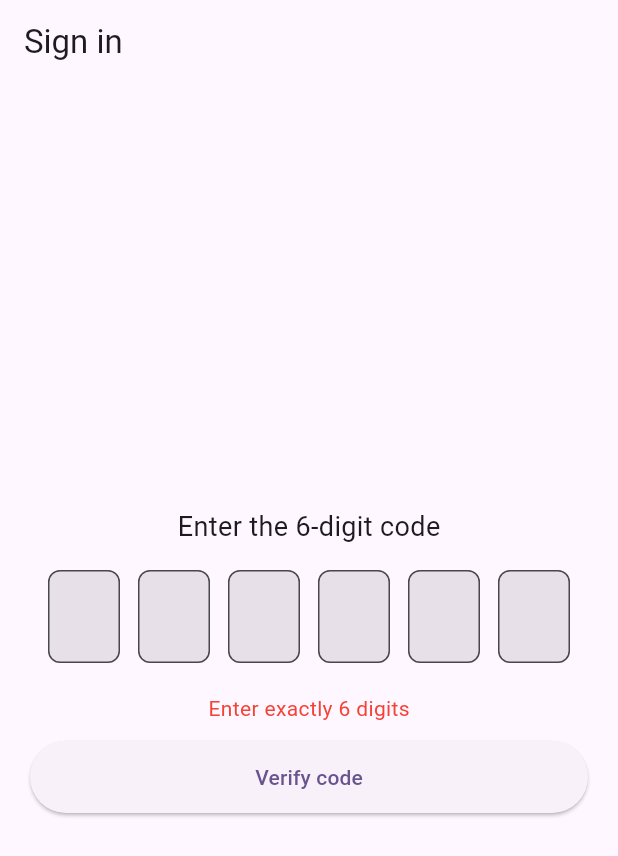
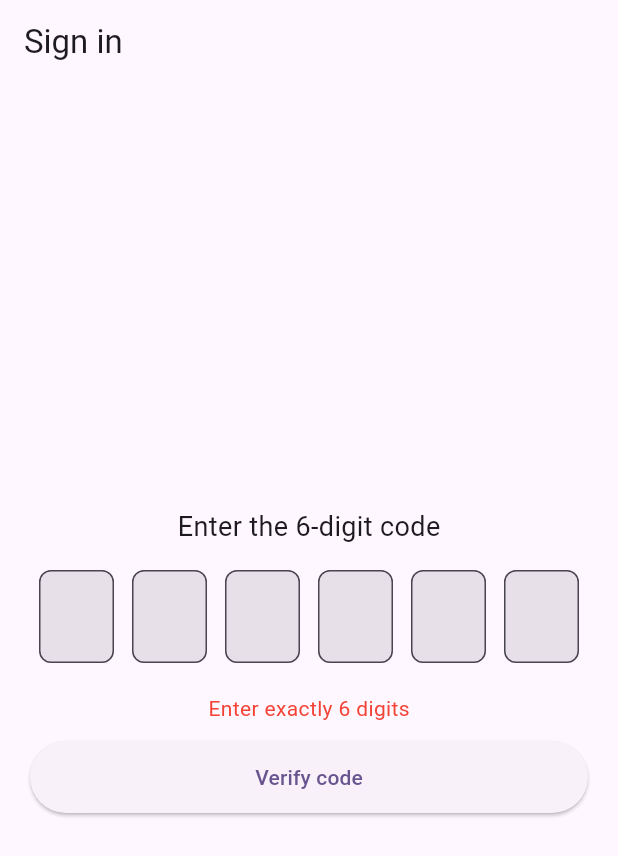
Before and after one commit to MenathP/Flutter-Scanner-, a Flutter app: the screen it shows after launch, after a tap on "Verify code", on a phone screen of 412 x 824 dp. Shown: the top 856 px of the screen. Run offline on Flutter 3.47's test engine with Material 3 defaults, Android fonts, the phone set to English and light mode, and no system bars; our stand-ins replace camera, dio, flutter_secure_storage.

```diff
--- a/app/lib/screens/login_screen.dart
+++ b/app/lib/screens/login_screen.dart
@@ -1,6 +1,7 @@
 import 'package:flutter/material.dart';
 import 'package:flutter/services.dart';
 import 'package:app/services/auth_service.dart';
+import 'package:app/screens/home_screen.dart';
 
 class LoginScreen extends StatefulWidget {
   const LoginScreen({super.key});
@@ -74,10 +75,14 @@ class _LoginScreenState extends State<LoginScreen> {
       if (!mounted) return;
       Navigator.of(
         context,
-      ).pushReplacement(MaterialPageRoute(builder: (_) => const _HomeScreen()));
+      ).pushReplacement(MaterialPageRoute(builder: (_) => const HomeScreen()));
     } catch (e) {
+      // Normalize error message (strip Exception: prefix if present)
+      var msg = e.toString();
+      const prefix = 'Exception: ';
+      if (msg.startsWith(prefix)) msg = msg.substring(prefix.length);
       setState(() {
-        _error = e.toString();
+        _error = msg;
       });
     } finally {
       if (mounted) {
@@ -105,9 +110,24 @@ class _LoginScreenState extends State<LoginScreen> {
                   style: TextStyle(fontSize: 18),
                 ),
                 const SizedBox(height: 16),
-                Row(
-                  mainAxisAlignment: MainAxisAlignment.center,
-                  children: List.generate(6, (i) => _buildDigitBox(i)),
+                LayoutBuilder(
+                  builder: (context, constraints) {
+                    final available = constraints.maxWidth;
+                    const gap = 12.0; // total gap between adjacent boxes
+                    const endPadding =
+                        12.0; // left + right outer padding (6 + 6)
+                    final rawWidth =
+                        (available - gap * (6 - 1) - endPadding) / 6.0;
+                    // clamp to a sensible range so boxes never get too big or too small
+                    final boxWidth = rawWidth.clamp(36.0, 56.0);
+                    return Row(
+                      mainAxisAlignment: MainAxisAlignment.center,
+                      children: List.generate(
+                        6,
+                        (i) => _buildDigitBox(i, boxWidth),
+                      ),
+                    );
+                  },
                 ),
                 const SizedBox(height: 20),
                 if (_error != null) ...[
@@ -141,11 +161,11 @@ class _LoginScreenState extends State<LoginScreen> {
     );
   }
 
-  Widget _buildDigitBox(int index) {
+  Widget _buildDigitBox(int index, double width) {
     return Padding(
       padding: const EdgeInsets.symmetric(horizontal: 6.0),
       child: SizedBox(
-        width: 48,
+        width: width,
         child: TextField(
           controller: _controllers[index],
           focusNode: _focusNodes[index],
@@ -174,17 +194,3 @@ class _LoginScreenState extends State<LoginScreen> {
 }
 
 int min(int a, int b) => a < b ? a : b;
-
-class _HomeScreen extends StatelessWidget {
-  const _HomeScreen();
-
-  @override
-  Widget build(BuildContext context) {
-    return Scaffold(
-      appBar: AppBar(title: const Text('Home')),
-      body: const Center(
-        child: Text('You are logged in', style: TextStyle(fontSize: 18)),
-      ),
-    );
-  }
-}
--- a/app/pubspec.yaml
+++ b/app/pubspec.yaml
@@ -36,6 +36,7 @@ dependencies:
   cupertino_icons: ^1.0.8
   dio: ^5.1.2
   flutter_secure_storage: ^8.0.0
+  camera: ^0.11.2
 
 dev_dependencies:
   flutter_test:
```
Also changed, not shown: app/lib/core/api/api_client.dart (+29 -5 lines), app/lib/screens/capture_screen.dart (added, +170 -0 lines), app/lib/screens/home_screen.dart (added, +22 -0 lines), app/lib/services/auth_service.dart (+30 -4 lines), app/lib/services/photo_service.dart (added, +16 -0 lines), 2 other files.
